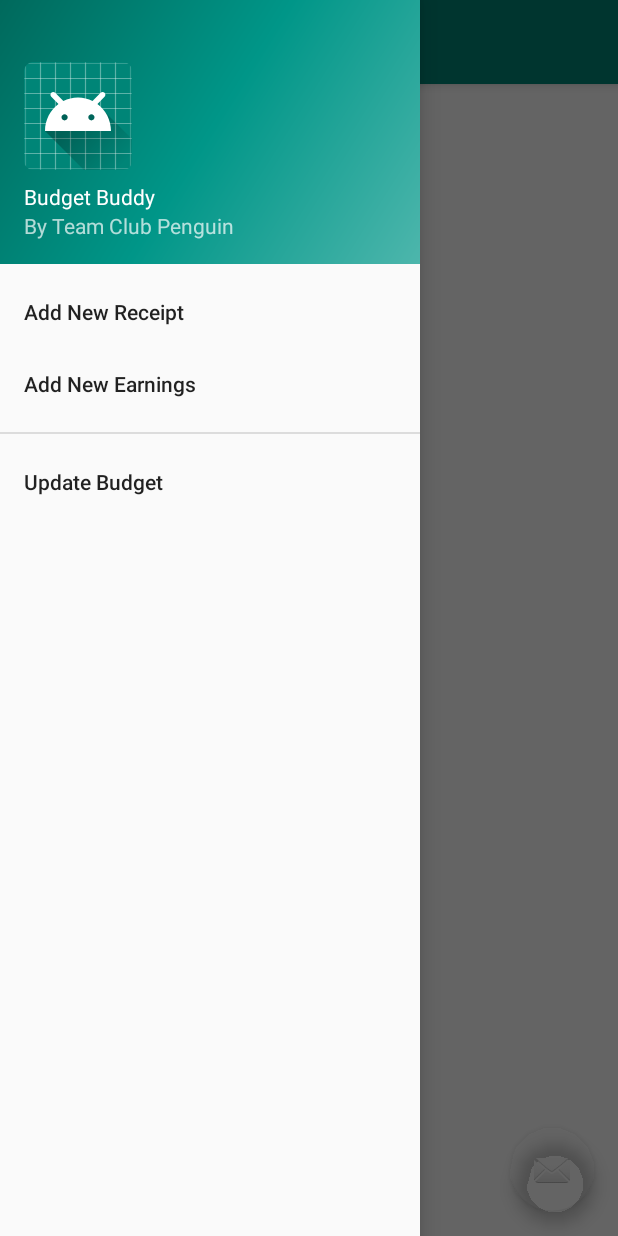
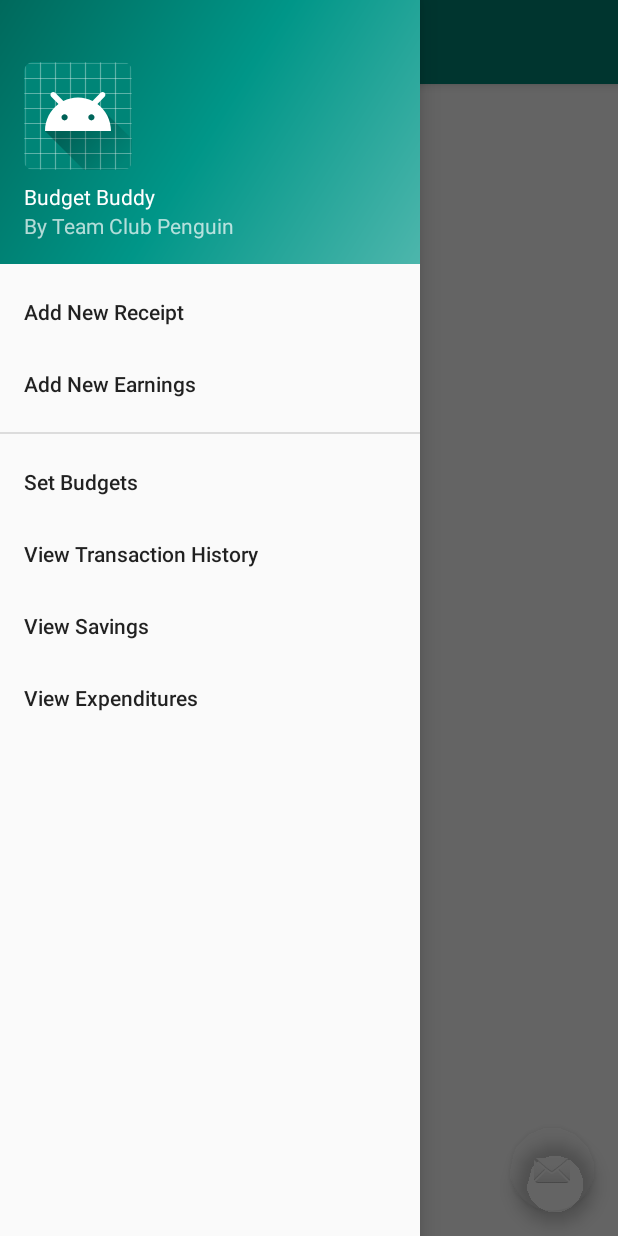
Before and after one commit to StrawberryDelite/ValleyHackathonJanuary2019, an Android app: the Menu screen opened directly, with no data from a screen before it, with the side drawer open, on a phone screen of 412 x 824 dp. Run offline under Robolectric (Android 15) with nearby library versions, the phone set to English and light mode, and no system bars.

Commit message:
Nav Drawer Update

```diff
--- a/app/src/main/res/menu/activity_menu_drawer.xml
+++ b/app/src/main/res/menu/activity_menu_drawer.xml
@@ -3,21 +3,28 @@
     xmlns:tools="http://schemas.android.com/tools"
     tools:showIn="navigation_view">
 
-    <item
-        android:id="@+id/nav_receipt"
-        android:title="@string/add_receipt" />
-    <item
-        android:id="@+id/nav_earnings"
-        android:title="@string/add_earnings" />
     <group android:id="@+id/cat">
         <item
-            android:id="@+id/cat_update"
-            android:title="@string/cat_update" />
-        <menu ></menu>
+            android:id="@+id/nav_receipt"
+            android:title="@string/add_receipt" />
+        <item
+            android:id="@+id/nav_earnings"
+            android:title="@string/add_earnings" />
     </group>
 
-    <item android:title="Communicate">
-        <menu/>
-    </item>
+    <group >
+        <item
+            android:id="@+id/nav_budget"
+            android:title="@string/view_budget" />
+        <item
+            android:id="@+id/nav_history"
+            android:title="@string/nav_history" />
+        <item
+            android:id="@+id/nav_savings"
+            android:title="@string/view_savings" />
+        <item
+            android:id="@+id/nav_expenditures"
+            android:title="@string/nav_expenditures" />
+    </group>
 
 </menu>
--- a/app/src/main/res/values/strings.xml
+++ b/app/src/main/res/values/strings.xml
@@ -15,4 +15,8 @@
     <string name="head_new_receipt">New Receipt</string>
     <string name="but_new_item">New Item</string>
     <string name="but_new_cat">New Category</string>
+    <string name="nav_expenditures">View Expenditures</string>
+    <string name="nav_history">View Transaction History</string>
+    <string name="view_savings">View Savings</string>
+    <string name="view_budget">Set Budgets</string>
 </resources>
```
